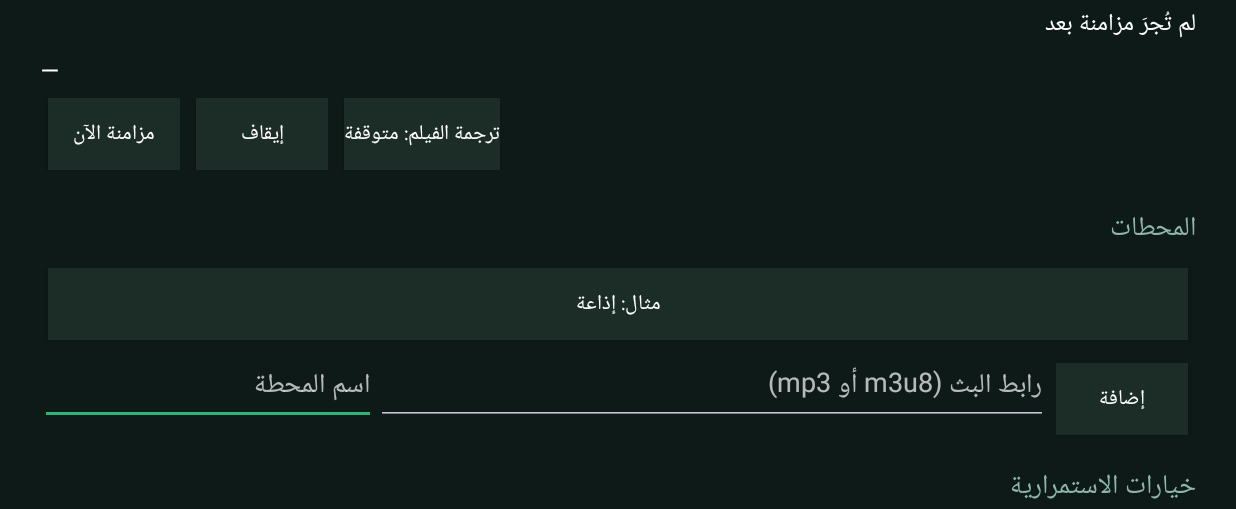
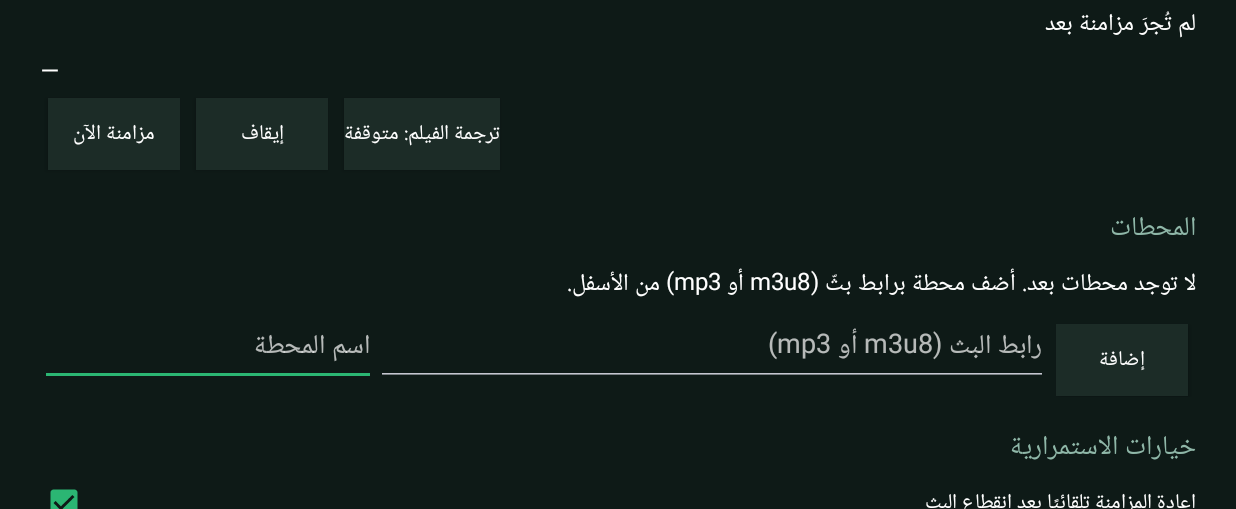
Before and after one commit to walheraki-web/Bilal1, an Android app: the screen it shows after launch (MainActivity), on a phone screen of 824 x 412 dp (held sideways), the part 109-618 px from its top. Run offline under Robolectric (Android 15) with nearby library versions, the phone set to English and light mode, and no system bars; 1 statement that could not run was skipped.

Commit message:
Add RECORD_AUDIO + runtime permission requests; fix empty station list
- mic capture (default TV-audio source) needs RECORD_AUDIO; was missing
- request RECORD_AUDIO and POST_NOTIFICATIONS at runtime
- show guidance instead of a dead example-URL station

Co-Authored-By: Claude Opus 4.8 <noreply@anthropic.com>
Claude-Session: https://claude.ai/code/session_01KNy23TJ33g1JZLicHWpkQH

```diff
--- a/app/src/main/AndroidManifest.xml
+++ b/app/src/main/AndroidManifest.xml
@@ -3,6 +3,8 @@
 
     <uses-permission android:name="android.permission.INTERNET" />
     <uses-permission android:name="android.permission.ACCESS_NETWORK_STATE" />
+    <uses-permission android:name="android.permission.RECORD_AUDIO" />
+    <uses-permission android:name="android.permission.FOREGROUND_SERVICE_MICROPHONE" />
     <uses-permission android:name="android.permission.FOREGROUND_SERVICE" />
     <uses-permission android:name="android.permission.FOREGROUND_SERVICE_MEDIA_PLAYBACK" />
     <uses-permission android:name="android.permission.POST_NOTIFICATIONS" />
@@ -37,6 +39,6 @@
         <service
             android:name=".BilalService"
             android:exported="false"
-            android:foregroundServiceType="mediaPlayback" />
+            android:foregroundServiceType="mediaPlayback|microphone" />
     </application>
 </manifest>
--- a/app/src/main/java/com/bilal/tv/ui/MainActivity.kt
+++ b/app/src/main/java/com/bilal/tv/ui/MainActivity.kt
@@ -51,10 +51,23 @@ class MainActivity : android.app.Activity(), BilalService.Listener {
         prefs = Prefs(this)
         BLog.init(this)
         setContentView(buildUi())
+        requestRuntimePermissions()
         ensureOverlayPermission()
         val intent = Intent(this, BilalService::class.java)
         startForegroundService(intent)
         bindService(intent, conn, Context.BIND_AUTO_CREATE)
+    }
+
+    private fun requestRuntimePermissions() {
+        val need = mutableListOf<String>()
+        val wanted = listOf(
+            android.Manifest.permission.RECORD_AUDIO,
+            android.Manifest.permission.POST_NOTIFICATIONS,
+        )
+        for (p in wanted) {
+            if (checkSelfPermission(p) != android.content.pm.PackageManager.PERMISSION_GRANTED) need += p
+        }
+        if (need.isNotEmpty()) runCatching { requestPermissions(need.toTypedArray(), 42) }
     }
 
     override fun onDestroy() {
@@ -118,8 +131,10 @@ class MainActivity : android.app.Activity(), BilalService.Listener {
 
     private fun refreshStations() {
         stationsBox.removeAllViews()
-        val stations = prefs.stations.ifEmpty {
-            listOf(Station("مثال: إذاعة", "https://example.com/stream.m3u8"))
+        val stations = prefs.stations
+        if (stations.isEmpty()) {
+            stationsBox.addView(label("لا توجد محطات بعد. أضف محطة برابط بثّ (m3u8 أو mp3) من الأسفل."))
+            return
         }
         for (s in stations) {
             val row = LinearLayout(this).apply { orientation = LinearLayout.HORIZONTAL }
```
